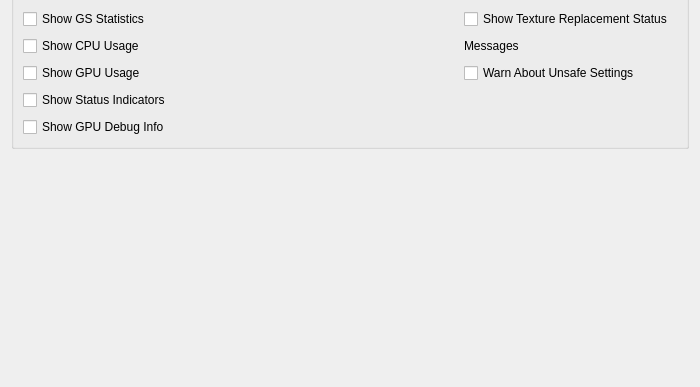
Old version of the form app/src/main/cpp/pcsx2/pcsx2-qt/Settings/OSDSettingsWidget.ui in the repository Solven190/EmuCoreX; both pictures show x 0 to 700 and y 413 to 800 of the 700 by 800 pixel window.
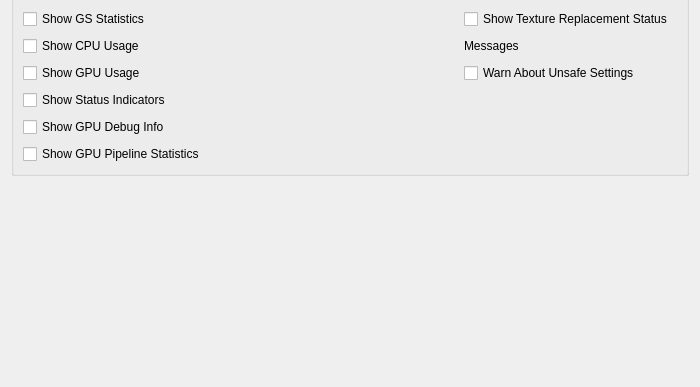
New version of the form.

```diff
--- a/app/src/main/cpp/pcsx2/pcsx2-qt/Settings/OSDSettingsWidget.ui
+++ b/app/src/main/cpp/pcsx2/pcsx2-qt/Settings/OSDSettingsWidget.ui
@@ -492,6 +492,13 @@
           </property>
          </widget>
         </item>
+        <item row="11" column="0">
+         <widget class="QCheckBox" name="showStatsGPU">
+          <property name="text">
+           <string>Show GPU Pipeline Statistics</string>
+          </property>
+         </widget>
+        </item>
        </layout>
       </item>
      </layout>
```
Left out of the diff: 1 changed line with no effect on the pictures.
